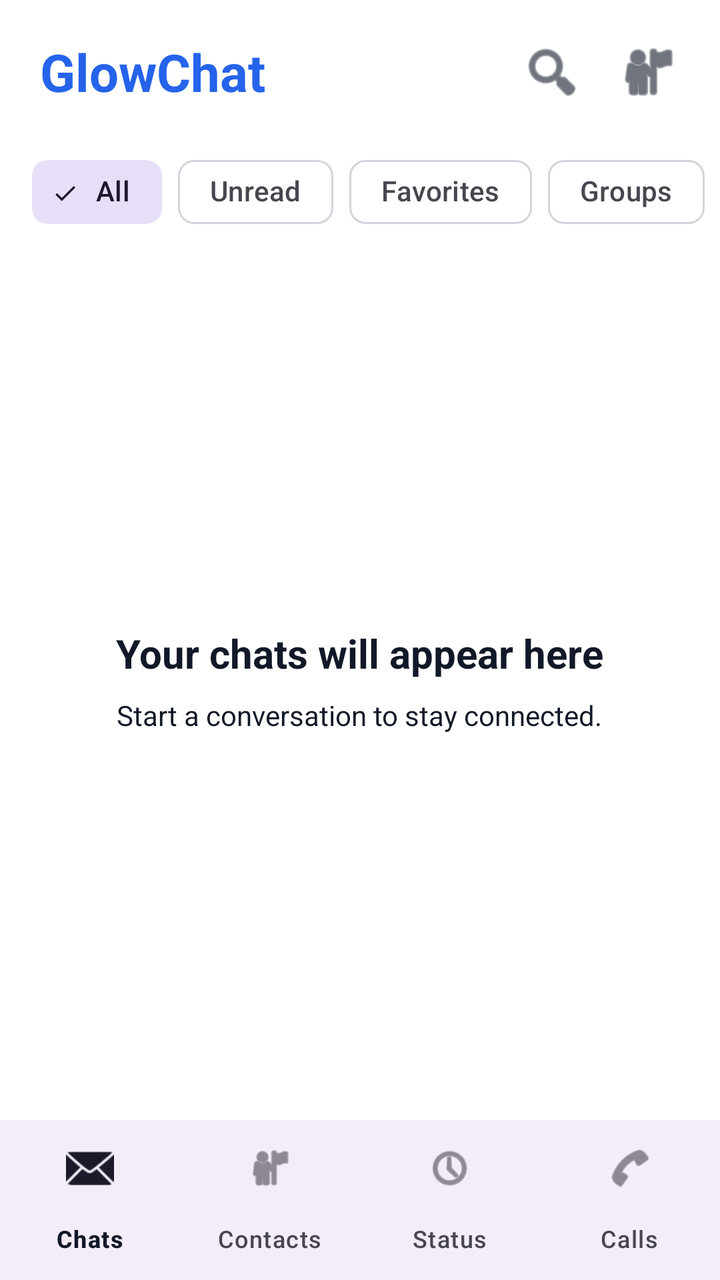
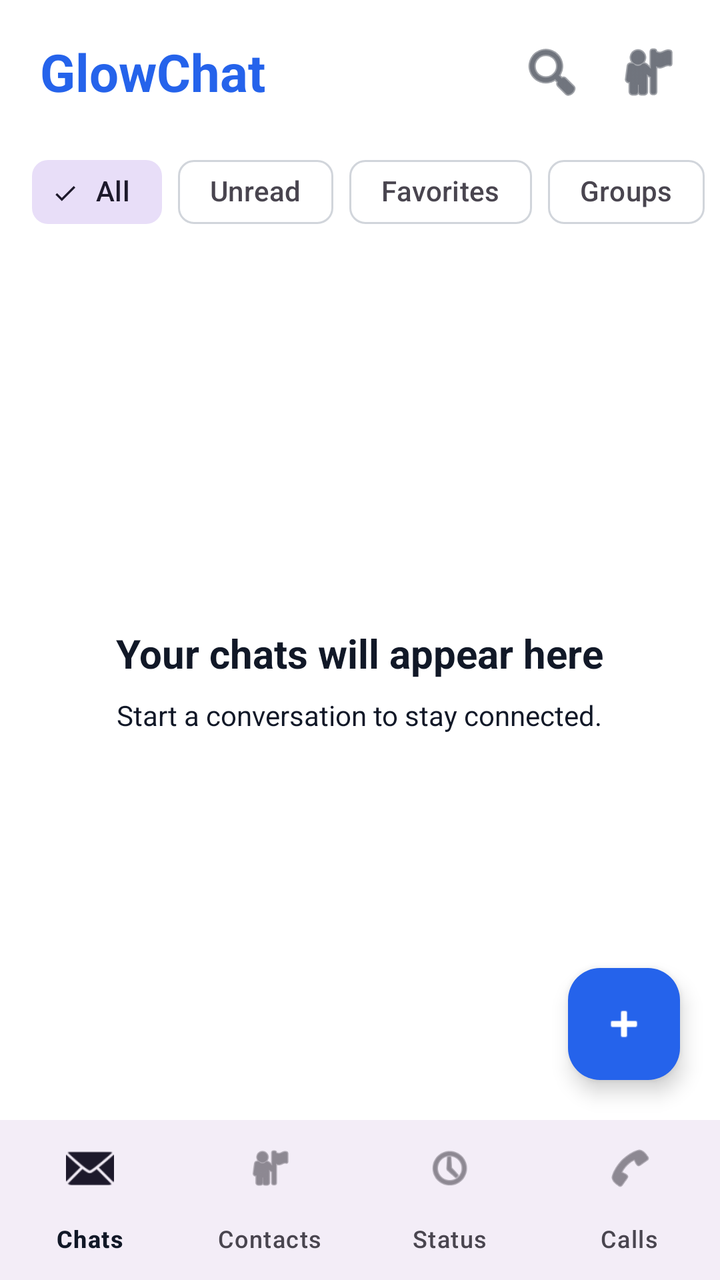

Compare the two renders of this Android layout. The source of the first and the diff that turns it into the second are given below.
<!-- AndroidManifest.xml: application theme Theme.GlowChat -->
<!-- res/layout/activity_main.xml -->
<?xml version="1.0" encoding="utf-8"?>
<LinearLayout xmlns:android="http://schemas.android.com/apk/res/android"
    xmlns:app="http://schemas.android.com/apk/res-auto"
    android:id="@+id/main"
    android:layout_width="match_parent"
    android:layout_height="match_parent"
    android:orientation="vertical"
    android:background="?attr/colorSurface">

    <LinearLayout
        android:layout_width="match_parent"
        android:layout_height="wrap_content"
        android:gravity="center_vertical"
        android:orientation="horizontal"
        android:paddingStart="20dp"
        android:paddingTop="12dp"
        android:paddingEnd="12dp"
        android:paddingBottom="12dp">

        <TextView
            android:id="@+id/text_app_title"
            android:layout_width="0dp"
            android:layout_height="wrap_content"
            android:layout_weight="1"
            android:text="@string/app_name"
            android:textColor="?attr/colorPrimary"
            android:textSize="26sp"
            android:textStyle="bold" />

        <ImageButton
            android:id="@+id/button_search"
            android:layout_width="48dp"
            android:layout_height="48dp"
            android:background="?attr/selectableItemBackgroundBorderless"
            android:contentDescription="@string/search"
            android:src="@android:drawable/ic_menu_search"
            android:tint="?attr/colorOnSurface" />

        <ImageButton
            android:id="@+id/button_profile"
            android:layout_width="48dp"
            android:layout_height="48dp"
            android:background="?attr/selectableItemBackgroundBorderless"
            android:contentDescription="@string/profile_settings"
            android:src="@android:drawable/ic_menu_myplaces"
            android:tint="?attr/colorOnSurface" />

    </LinearLayout>

    <HorizontalScrollView
        android:id="@+id/chat_filter_container"
        android:layout_width="match_parent"
        android:layout_height="wrap_content"
        android:fillViewport="false"
        android:scrollbars="none">

        <com.google.android.material.chip.ChipGroup
            android:id="@+id/chat_filter_group"
            android:layout_width="wrap_content"
            android:layout_height="wrap_content"
            android:paddingStart="16dp"
            android:paddingEnd="16dp"
            app:singleSelection="true"
            app:selectionRequired="true">

            <com.google.android.material.chip.Chip
                android:id="@+id/filter_all"
                style="@style/Widget.Material3.Chip.Filter"
                android:layout_width="wrap_content"
                android:layout_height="wrap_content"
                android:checked="true"
                android:text="@string/filter_all" />

            <com.google.android.material.chip.Chip
                android:id="@+id/filter_unread"
                style="@style/Widget.Material3.Chip.Filter"
                android:layout_width="wrap_content"
                android:layout_height="wrap_content"
                android:text="@string/filter_unread" />

            <com.google.android.material.chip.Chip
                android:id="@+id/filter_favorites"
                style="@style/Widget.Material3.Chip.Filter"
                android:layout_width="wrap_content"
                android:layout_height="wrap_content"
                android:text="@string/filter_favorites" />

            <com.google.android.material.chip.Chip
                android:id="@+id/filter_groups"
                style="@style/Widget.Material3.Chip.Filter"
                android:layout_width="wrap_content"
                android:layout_height="wrap_content"
                android:text="@string/filter_groups" />

            <com.google.android.material.chip.Chip
                android:id="@+id/filter_archived"
                style="@style/Widget.Material3.Chip.Filter"
                android:layout_width="wrap_content"
                android:layout_height="wrap_content"
                android:text="@string/filter_archived" />

        </com.google.android.material.chip.ChipGroup>
    </HorizontalScrollView>

    <FrameLayout
        android:id="@+id/main_content"
        android:layout_width="match_parent"
        android:layout_height="0dp"
        android:layout_weight="1">

        <LinearLayout
            android:id="@+id/empty_chats_view"
            android:layout_width="match_parent"
            android:layout_height="match_parent"
            android:gravity="center"
            android:orientation="vertical"
            android:padding="32dp">

            <TextView
                android:id="@+id/text_empty_title"
                android:layout_width="wrap_content"
                android:layout_height="wrap_content"
                android:text="@string/empty_chats_title"
                android:textColor="?attr/colorOnSurface"
                android:textSize="20sp"
                android:textStyle="bold" />

            <TextView
                android:id="@+id/text_empty_message"
                android:layout_width="wrap_content"
                android:layout_height="wrap_content"
                android:layout_marginTop="8dp"
                android:gravity="center"
                android:text="@string/empty_chats_message"
                android:textColor="?attr/colorOnSurface"
                android:textSize="14sp" />

        </LinearLayout>

        <androidx.recyclerview.widget.RecyclerView
            android:id="@+id/recycler_conversations"
            android:layout_width="match_parent"
            android:layout_height="match_parent"
            android:clipToPadding="false"
            android:paddingTop="4dp"
            android:paddingBottom="8dp"
            android:visibility="gone" />

    </FrameLayout>

    <com.google.android.material.bottomnavigation.BottomNavigationView
        android:id="@+id/bottom_navigation"
        android:layout_width="match_parent"
        android:layout_height="wrap_content"
        app:labelVisibilityMode="labeled"
        app:menu="@menu/main_bottom_navigation" />

</LinearLayout>
<!-- resources referenced by this layout -->
<resources>
  <string name="app_name">GlowChat</string>
  <string name="empty_chats_message">Start a conversation to stay connected.</string>
  <string name="empty_chats_title">Your chats will appear here</string>
  <string name="filter_all">All</string>
  <string name="filter_archived">Archived</string>
  <string name="filter_favorites">Favorites</string>
  <string name="filter_groups">Groups</string>
  <string name="filter_unread">Unread</string>
  <string name="profile_settings">Profile and settings</string>
  <string name="search">Search</string>
  <style name="Theme.GlowChat" parent="Base.Theme.GlowChat" />
  <style name="Base.Theme.GlowChat" parent="Theme.Material3.DayNight.NoActionBar">
          <item name="colorPrimary">@color/glowchat_primary</item>
          <item name="colorOnPrimary">@color/glowchat_on_primary</item>
          <item name="colorSecondary">@color/glowchat_secondary</item>
          <item name="colorOnSecondary">@color/glowchat_on_secondary</item>
          <item name="android:colorBackground">@color/glowchat_background</item>
          <item name="colorSurface">@color/glowchat_surface</item>
          <item name="colorOnSurface">@color/glowchat_on_surface</item>
          <item name="colorOutline">@color/glowchat_outline</item>
          <item name="android:statusBarColor">@color/glowchat_background</item>
          <item name="android:navigationBarColor">@color/glowchat_background</item>
          <item name="android:windowLightStatusBar">true</item>
          <item name="android:windowLightNavigationBar">true</item>
      </style>
  <color name="glowchat_primary">#2563EB</color>
  <color name="glowchat_on_primary">#FFFFFF</color>
  <color name="glowchat_secondary">#7C3AED</color>
  <color name="glowchat_on_secondary">#FFFFFF</color>
  <color name="glowchat_background">#F8FAFC</color>
  <color name="glowchat_surface">#FFFFFF</color>
  <color name="glowchat_on_surface">#111827</color>
  <color name="glowchat_outline">#D1D5DB</color>
</resources>

<!-- the commit's change to res/layout/activity_main.xml (unified diff, before → after) -->
@@ -146,6 +146,17 @@
             android:paddingBottom="8dp"
             android:visibility="gone" />
 
+        <com.google.android.material.floatingactionbutton.FloatingActionButton
+            android:id="@+id/button_new_chat"
+            android:layout_width="wrap_content"
+            android:layout_height="wrap_content"
+            android:layout_gravity="bottom|end"
+            android:layout_margin="20dp"
+            android:contentDescription="@string/new_chat"
+            android:src="@android:drawable/ic_input_add"
+            app:backgroundTint="@color/glowchat_primary"
+            app:tint="@color/glowchat_on_primary" />
+
     </FrameLayout>
 
     <com.google.android.material.bottomnavigation.BottomNavigationView
<!-- resource entries referenced after the edit -->
@@ -8,6 +8,7 @@
   <string name="filter_favorites">Favorites</string>
   <string name="filter_groups">Groups</string>
   <string name="filter_unread">Unread</string>
+  <string name="new_chat">New chat</string>
   <string name="profile_settings">Profile and settings</string>
   <string name="search">Search</string>
   <style name="Theme.GlowChat" parent="Base.Theme.GlowChat" />
